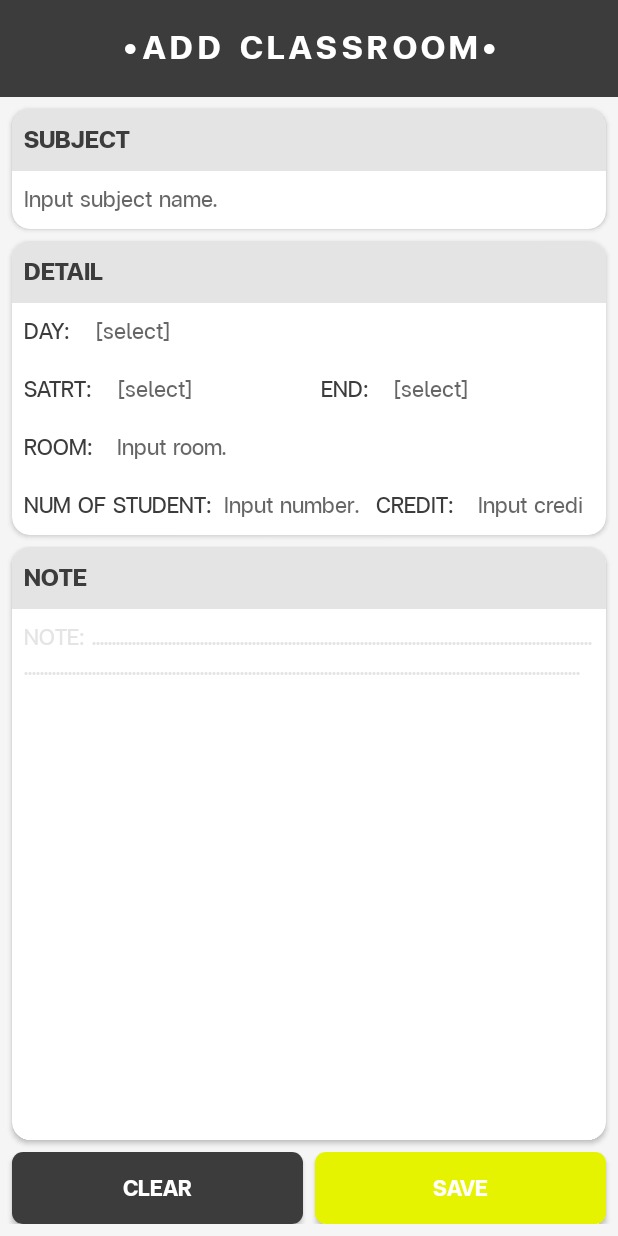
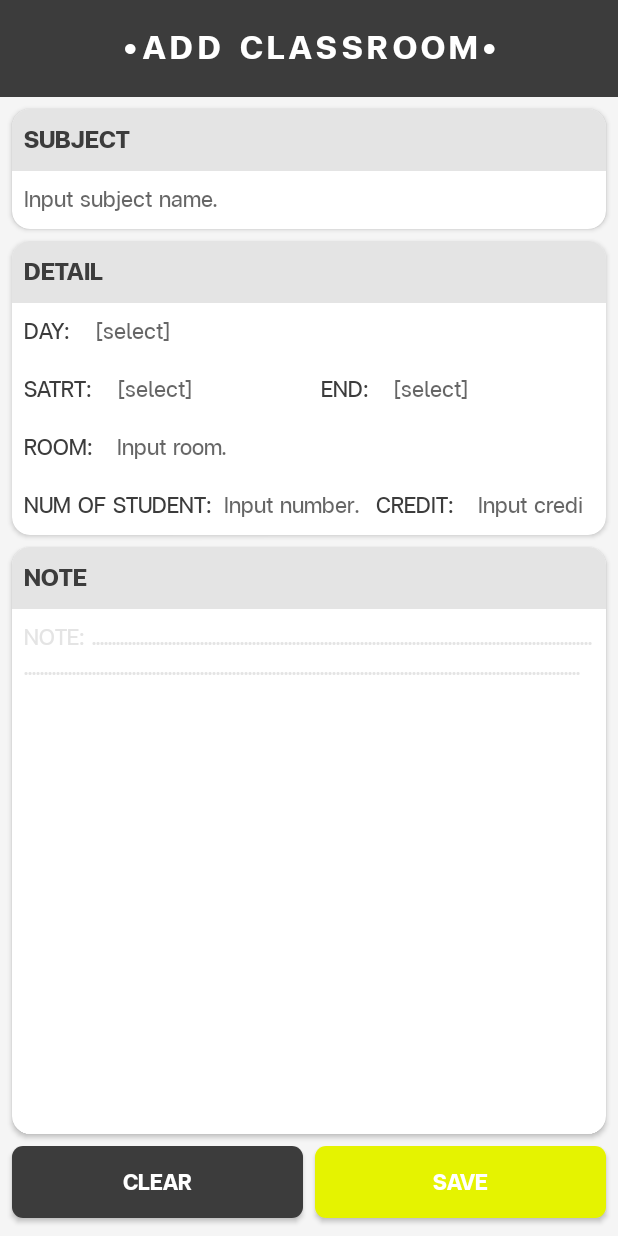
Before and after one commit to chanya1999/ROOM_ZONE, an Android app: the AddSubjectActivity screen opened directly, with no data from a screen before it, on a phone screen of 412 x 824 dp. Run offline under Robolectric (Android 15) with nearby library versions, the phone set to English and light mode, and no system bars.

Commit message:
Initial commit

```diff
--- a/app/src/main/res/layout/activity_add_subject.xml
+++ b/app/src/main/res/layout/activity_add_subject.xml
@@ -352,7 +352,6 @@
         android:id="@+id/button_layout"
         android:layout_width="match_parent"
         android:layout_height="wrap_content"
-        android:layout_marginBottom="8dp"
         android:orientation="horizontal">
 
         <Button
@@ -362,6 +361,7 @@
             android:layout_height="wrap_content"
             android:layout_marginStart="8dp"
             android:layout_marginEnd="4dp"
+            android:layout_marginBottom="12dp"
             android:layout_weight="1"
             android:text="CLEAR" />
 
@@ -372,6 +372,7 @@
             android:layout_height="wrap_content"
             android:layout_marginStart="4dp"
             android:layout_marginEnd="8dp"
+            android:layout_marginBottom="12dp"
             android:layout_weight="1"
             android:text="SAVE" />
 
--- a/app/src/main/res/layout/activity_main_subject.xml
+++ b/app/src/main/res/layout/activity_main_subject.xml
@@ -293,7 +293,7 @@
         android:layout_marginStart="8dp"
         android:layout_marginTop="8dp"
         android:layout_marginEnd="4dp"
-        android:layout_marginBottom="8dp"
+        android:layout_marginBottom="12dp"
         android:text="DELETE"
         app:layout_constraintBottom_toBottomOf="parent"
         app:layout_constraintEnd_toStartOf="@+id/m_s_close_button"
```
